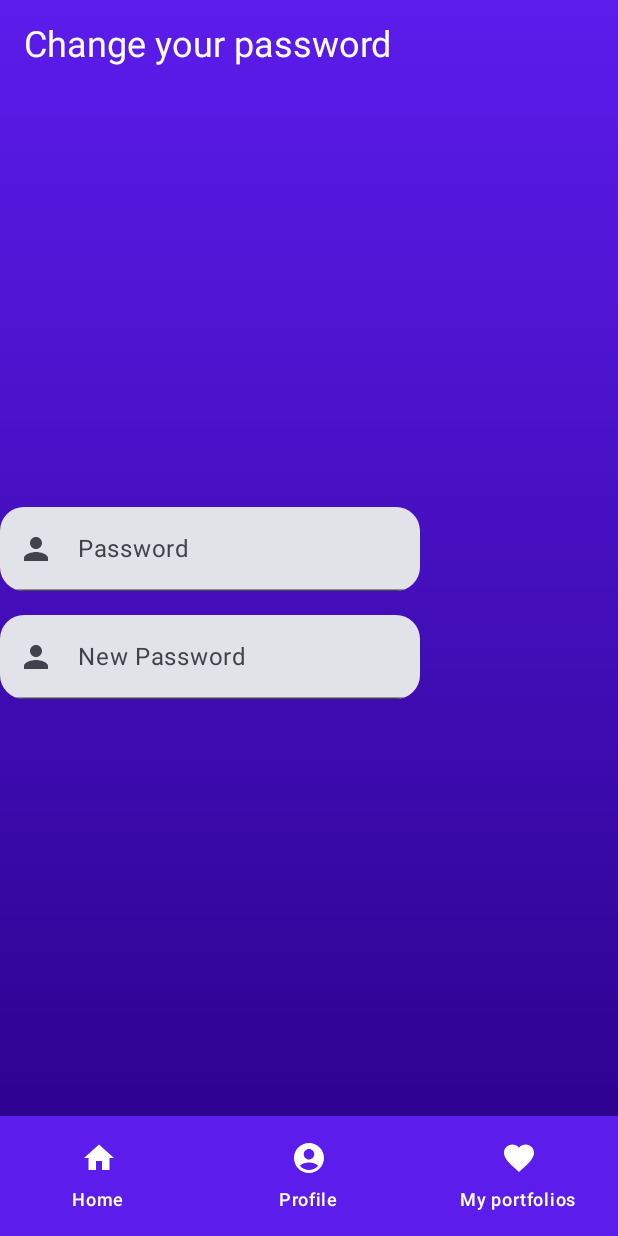
After one commit to roihas1/ProjectApp, an Android app built with Jetpack Compose: the ChangePasswordScreen screen opened through its navigation route, on a phone screen of 412 x 824 dp. The commit adds this screen. Run offline under Robolectric (Android 15) with nearby library versions, the phone set to English and light mode, and no system bars; our stand-ins replace constraintlayout-compose; libraries missing offline, so code that uses them is left out: androidx.constraintlayout.compose.

Commit message:
the first look of change password screen

```diff
--- /dev/null
+++ b/app/src/main/java/com/example/projectapp/ChangePasswordScreen.kt
@@ -0,0 +1,91 @@
+package com.example.projectapp
+
+import androidx.compose.foundation.background
+import androidx.compose.foundation.layout.Arrangement
+import androidx.compose.foundation.layout.Column
+import androidx.compose.foundation.layout.fillMaxSize
+import androidx.compose.foundation.layout.padding
+import androidx.compose.material.icons.Icons
+import androidx.compose.material.icons.filled.Person
+import androidx.compose.material3.Text
+import androidx.compose.runtime.Composable
+import androidx.compose.ui.Alignment
+import androidx.compose.ui.Modifier
+import androidx.compose.ui.graphics.Brush
+import androidx.compose.ui.graphics.Color
+import androidx.compose.ui.text.TextStyle
+import androidx.compose.ui.tooling.preview.Preview
+import androidx.compose.ui.unit.dp
+import androidx.compose.ui.unit.sp
+import androidx.navigation.NavController
+import androidx.navigation.compose.rememberNavController
+import com.example.projectapp.ui.theme.ProjectAppTheme
+
+@Composable
+fun ChangePasswordScreen(navController: NavController,modifier: Modifier = Modifier){
+
+    Column(
+        modifier = modifier
+            .fillMaxSize()
+            .background(
+                Brush.verticalGradient(
+                    listOf(
+                        MyColors.Primary,
+                        MyColors.PrimaryVariant
+                    )
+                )
+            ),
+        verticalArrangement = Arrangement.SpaceBetween,
+    ) {
+        Text(
+            text = "Change your password",
+            modifier = modifier
+                .padding(16.dp),
+            style = TextStyle(fontSize = 24.sp),
+            color = Color.White
+        )
+        Column(
+            modifier = modifier,
+            horizontalAlignment = Alignment.CenterHorizontally,
+            verticalArrangement = Arrangement.spacedBy(16.dp)
+        ) {
+            CustomTextField(
+                value = "",
+                onValueChange = {},
+                icon = Icons.Default.Person,
+                label = "Password"
+
+            )
+            CustomTextField(
+                label = "New Password",
+                onValueChange = {},
+                icon = Icons.Default.Person,
+                value = ""
+
+            )
+        }
+        BottomNavigation(navController = navController)
+    }
+
+
+
+}
+
+
+
+
+
+
+
+
+
+@Preview
+@Composable
+fun ChangePasswordScreenPreview(){
+    ProjectAppTheme {
+        val navController = rememberNavController()
+        ChangePasswordScreen(navController)
+    }
+
+
+}
--- a/app/src/main/java/com/example/projectapp/MyApp.kt
+++ b/app/src/main/java/com/example/projectapp/MyApp.kt
@@ -24,5 +24,8 @@ fun MyApp() {
         composable("ProfileScreen"){
             ProfileScreen(navController)
         }
+        composable("changePassword"){
+            ChangePasswordScreen(navController)
+        }
     }
 }
--- a/app/src/main/java/com/example/projectapp/ProfileScreen.kt
+++ b/app/src/main/java/com/example/projectapp/ProfileScreen.kt
@@ -144,7 +144,7 @@ fun ProfileScreen(navController: NavController,modifier: Modifier = Modifier){
                 color = Color.White
             )
             Button(
-                onClick = { /*TODO*/ },
+                onClick = { navController.navigate("changePassword") },
                 modifier = Modifier
                     .padding(24.dp)
                     .width(360.dp),
```
